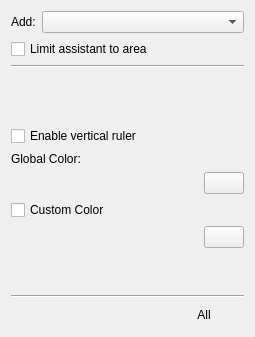
This is plugins/assistants/Assistants/AssistantsToolOptions.ui in KDE/krita as Qt 5 draws it before an edit. The edited form follows.
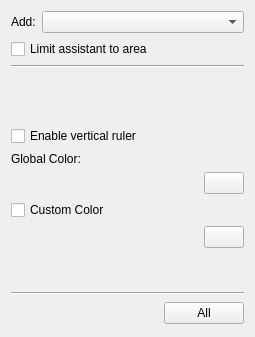
This is the edited form. Custom widgets are drawn as their Qt base class.

Commit message: Fix button styling inconsistencies in various tool options

```diff
--- a/plugins/assistants/Assistants/AssistantsToolOptions.ui
+++ b/plugins/assistants/Assistants/AssistantsToolOptions.ui
@@ -206,7 +206,7 @@
    <item>
     <layout class="QHBoxLayout" name="horizontalLayout_2">
      <item>
-      <widget class="QPushButton" name="loadAssistantButton">
+      <widget class="QToolButton" name="loadAssistantButton">
        <property name="toolTip">
         <string>Load Assistant Set</string>
        </property>
@@ -219,13 +219,13 @@
          <height>18</height>
         </size>
        </property>
-       <property name="flat">
+       <property name="autoRaise">
         <bool>true</bool>
        </property>
       </widget>
      </item>
      <item>
-      <widget class="QPushButton" name="saveAssistantButton">
+      <widget class="QToolButton" name="saveAssistantButton">
        <property name="toolTip">
         <string>Save Assistant Set</string>
        </property>
@@ -238,7 +238,7 @@
          <height>18</height>
         </size>
        </property>
-       <property name="flat">
+       <property name="autoRaise">
         <bool>true</bool>
        </property>
       </widget>
@@ -268,7 +268,7 @@
         </size>
        </property>
        <property name="flat">
-        <bool>true</bool>
+        <bool>false</bool>
        </property>
       </widget>
      </item>
@@ -283,16 +283,16 @@
    <header>kcolorbutton.h</header>
    <container>1</container>
   </customwidget>
-  <customwidget>
-   <class>KisSliderSpinBox</class>
-   <extends>QWidget</extends>
-   <header>kis_slider_spin_box.h</header>
-   <container>1</container>
-  </customwidget>
   <customwidget>
    <class>KisDoubleSliderSpinBox</class>
    <extends>QWidget</extends>
-   <header location="global">kis_slider_spin_box.h</header>
+   <header>kis_slider_spin_box.h</header>
+   <container>1</container>
+  </customwidget>
+  <customwidget>
+   <class>KisSliderSpinBox</class>
+   <extends>QWidget</extends>
+   <header>kis_slider_spin_box.h</header>
    <container>1</container>
   </customwidget>
  </customwidgets>
```
The commit also changes 4 other files.
